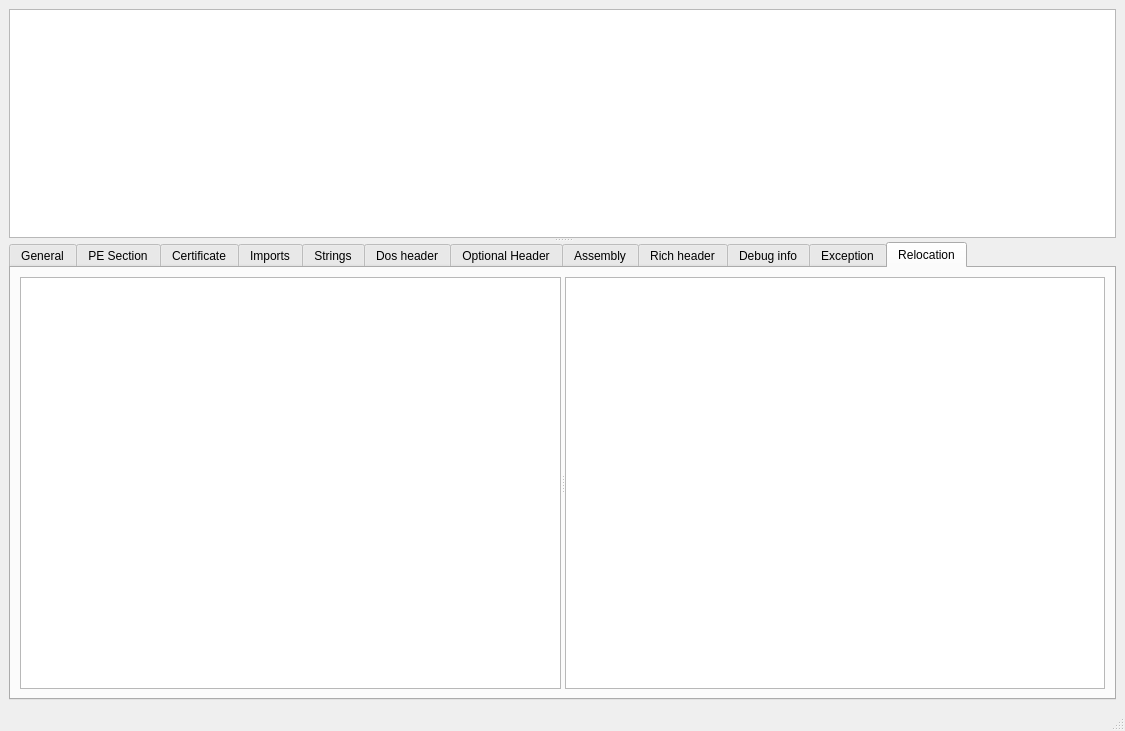
grzesiekkedzior/DriverSentinel, file mainwindow.ui: the form before one commit.
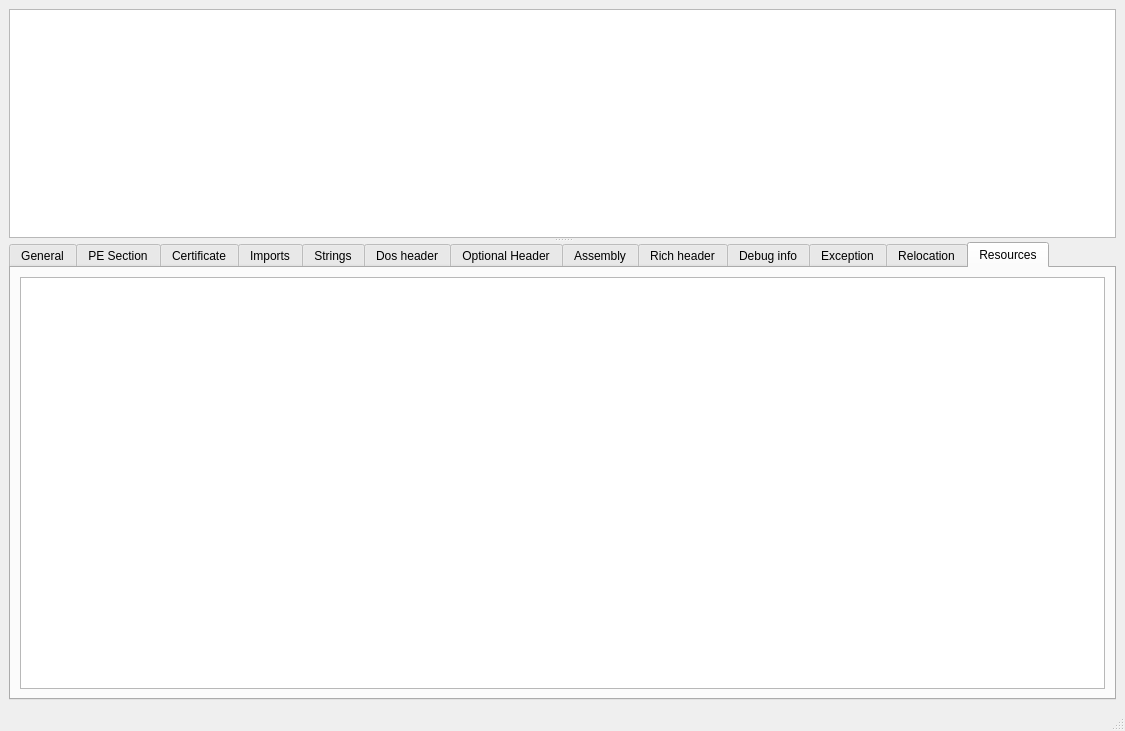
The form after the commit.

Commit message: A test for resource implemetation by tree.

What changed in the file:
```diff
--- a/mainwindow.ui
+++ b/mainwindow.ui
@@ -39,7 +39,7 @@
       </widget>
       <widget class="QTabWidget" name="tabWidget">
        <property name="currentIndex">
-        <number>11</number>
+        <number>12</number>
        </property>
        <widget class="QWidget" name="general">
         <attribute name="title">
@@ -1711,6 +1711,16 @@
          </item>
         </layout>
        </widget>
+       <widget class="QWidget" name="resources">
+        <attribute name="title">
+         <string>Resources</string>
+        </attribute>
+        <layout class="QVBoxLayout" name="verticalLayout_16">
+         <item>
+          <widget class="QTreeView" name="resourcesTreeView"/>
+         </item>
+        </layout>
+       </widget>
       </widget>
      </widget>
     </item>
```
Left out of the diff: 10 changed lines with no effect on the pictures. The commit also changes 7 other files.
